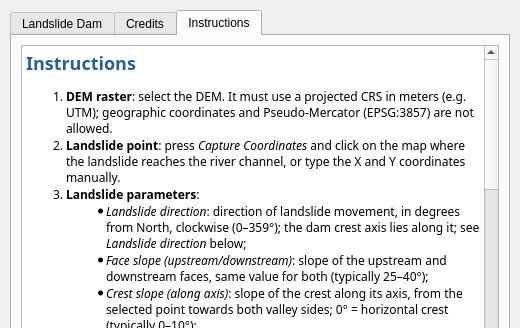
Above: q_landslide_dam_dialog_base.ui from pierluigiderosa/Q-LandslideDam before the change; both pictures show x 0 to 520 and y 0 to 328 of the 520 by 560 pixel window. Below: the same form after it.
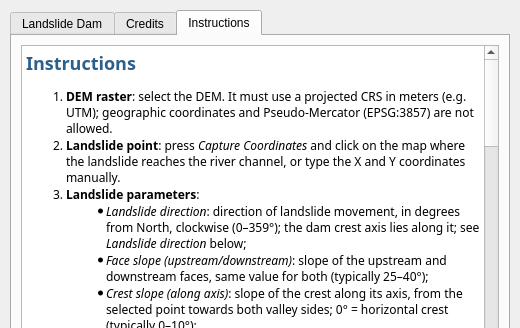
That is the form after the change. The open tabs and pages were chosen to show the change. Custom widgets are drawn as their Qt base class.

Commit message:
Add per-run results table and document it in the instructions
- Each run adds a temporary table without geometry named
  "Q-LandslideDam results <date time>" with inputs, settings, dam
  results (computed volume, max thickness, footprint area) and lake
  results (spillway level, freeboard, volume, area, max water depth,
  control points)
- calculate_lake_basin also returns max crest elevation, downstream
  point and status note
- Instructions tab explains the results table columns and parameters
- Translate the remaining Italian settings message

```diff
--- a/q_landslide_dam_dialog_base.ui
+++ b/q_landslide_dam_dialog_base.ui
@@ -402,9 +402,44 @@
 &lt;ul&gt;
 &lt;li&gt;modified DEM including the dam, with hillshade;&lt;/li&gt;
 &lt;li&gt;upstream dammed lake (computed with GRASS &lt;i&gt;r.lake&lt;/i&gt;) with water level, volume, area and maximum depth;&lt;/li&gt;
-&lt;li&gt;lake control points layer.&lt;/li&gt;
+&lt;li&gt;lake control points layer;&lt;/li&gt;
+&lt;li&gt;results table with all the details of the run (see below).&lt;/li&gt;
 &lt;/ul&gt;
 &lt;p&gt;If the lake reaches the DEM edge it may be truncated: in that case use a larger DEM. When the GRASS provider is not active in Processing, the lake is computed with an internal NumPy fallback.&lt;/p&gt;
+&lt;h3&gt;Results table&lt;/h3&gt;
+&lt;p&gt;Each run adds a temporary table without geometry named &lt;i&gt;Q-LandslideDam results YYYY-MM-DD HH:MM:SS&lt;/i&gt; (date and time of the run), so that results of different runs can be told apart. Open it with &lt;i&gt;Open Attribute Table&lt;/i&gt;; it is not saved to disk and can be removed at any time (use &lt;i&gt;Make Permanent&lt;/i&gt; to keep it). Each row is one value; the columns are:&lt;/p&gt;
+&lt;ul&gt;
+&lt;li&gt;&lt;b&gt;section&lt;/b&gt;: group of the value (Run, Input, Settings, Dam, Lake);&lt;/li&gt;
+&lt;li&gt;&lt;b&gt;parameter&lt;/b&gt;: name of the value;&lt;/li&gt;
+&lt;li&gt;&lt;b&gt;value&lt;/b&gt;: numeric value (empty for text entries);&lt;/li&gt;
+&lt;li&gt;&lt;b&gt;unit&lt;/b&gt;: unit of measure (m, m a.s.l., m², ha, m³, °, %);&lt;/li&gt;
+&lt;li&gt;&lt;b&gt;text&lt;/b&gt;: text value (names, file paths, status, notes).&lt;/li&gt;
+&lt;/ul&gt;
+&lt;p&gt;Main parameters:&lt;/p&gt;
+&lt;ul&gt;
+&lt;li&gt;&lt;b&gt;Run&lt;/b&gt;: date and time, DEM layer, CRS, cell size and path of the output dam DEM;&lt;/li&gt;
+&lt;li&gt;&lt;b&gt;Input&lt;/b&gt; / &lt;b&gt;Settings&lt;/b&gt;: the values entered in the dialog and in Settings;&lt;/li&gt;
+&lt;li&gt;&lt;b&gt;Dam&lt;/b&gt;:
+&lt;ul&gt;
+&lt;li&gt;&lt;i&gt;Iterations&lt;/i&gt;: number of height steps needed to reach the target volume;&lt;/li&gt;
+&lt;li&gt;&lt;i&gt;Computed landslide volume&lt;/i&gt;: volume of the modeled deposit;&lt;/li&gt;
+&lt;li&gt;&lt;i&gt;Volume difference vs target&lt;/i&gt;: (computed − target) / target, in %;&lt;/li&gt;
+&lt;li&gt;&lt;i&gt;Max deposit thickness&lt;/i&gt;: maximum thickness of the deposit above the original DEM;&lt;/li&gt;
+&lt;li&gt;&lt;i&gt;Dam footprint area&lt;/i&gt;: plan area covered by the deposit;&lt;/li&gt;
+&lt;/ul&gt;&lt;/li&gt;
+&lt;li&gt;&lt;b&gt;Lake&lt;/b&gt;:
+&lt;ul&gt;
+&lt;li&gt;&lt;i&gt;Status&lt;/i&gt;: &lt;i&gt;ok&lt;/i&gt; (lake impounded, spilling downstream), &lt;i&gt;border&lt;/i&gt; (spilling towards the DEM edge, lake probably truncated), &lt;i&gt;not_effective&lt;/i&gt; (the dam does not block the valley) or &lt;i&gt;error&lt;/i&gt;; &lt;i&gt;Note&lt;/i&gt; explains it;&lt;/li&gt;
+&lt;li&gt;&lt;i&gt;Max dam crest elevation&lt;/i&gt;: highest elevation of the dam;&lt;/li&gt;
+&lt;li&gt;&lt;i&gt;Spillway level (water surface)&lt;/i&gt;: elevation at which the lake starts to overflow; it is the lake water level;&lt;/li&gt;
+&lt;li&gt;&lt;i&gt;Freeboard (crest − spillway)&lt;/i&gt;: height of the dam crest above the water level;&lt;/li&gt;
+&lt;li&gt;&lt;i&gt;Spill outlet&lt;/i&gt;: where the water leaves the lake;&lt;/li&gt;
+&lt;li&gt;&lt;i&gt;Lake volume (numpy)&lt;/i&gt; / &lt;i&gt;(r.lake)&lt;/i&gt;: stored water volume, computed internally and, if GRASS is available, from the r.lake raster;&lt;/li&gt;
+&lt;li&gt;&lt;i&gt;Lake area&lt;/i&gt;: flooded area, in m² and ha;&lt;/li&gt;
+&lt;li&gt;&lt;i&gt;Max water depth&lt;/i&gt;: maximum depth of the lake (water level minus lake bottom);&lt;/li&gt;
+&lt;li&gt;&lt;i&gt;Upstream seed&lt;/i&gt; / &lt;i&gt;Downstream point&lt;/i&gt;: coordinates and elevations of the control points used to fill the lake (also in the &lt;i&gt;Lake - control points&lt;/i&gt; layer).&lt;/li&gt;
+&lt;/ul&gt;&lt;/li&gt;
+&lt;/ul&gt;
 &lt;/body&gt;&lt;/html&gt;</string>
          </property>
         </widget>
```
The commit also changes 1 other file.
